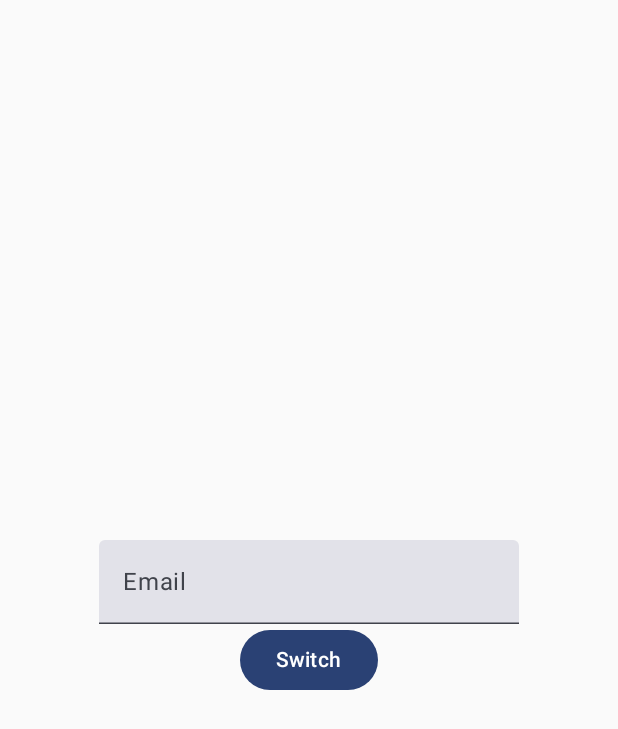
After one commit to 7yes/C25a, an Android app built with Jetpack Compose: the TwoComposableScreen screen opened through its navigation route, on a phone screen of 412 x 824 dp. The commit adds this screen. Shown: the top 729 px of the screen. Run offline under Robolectric (Android 15) with nearby library versions, the phone set to English and light mode, and no system bars; our stand-ins replace Dagger/Hilt's generated code; network calls fail.

Commit message:
twoComposables

```diff
--- a/app/src/main/java/com/jesse/c25a/MainActivity.kt
+++ b/app/src/main/java/com/jesse/c25a/MainActivity.kt
@@ -27,6 +27,7 @@ import com.jesse.c25a.flows.FlowsScreen
 import com.jesse.c25a.paging3tutorial.presentation.Paging3Screen
 import com.jesse.c25a.qualifier.presentation.QualifierScreen
 import com.jesse.c25a.perritos.PerritosScreen
+import com.jesse.c25a.twocomposable.TwoComposableScreen
 import com.jesse.c25a.ui.theme.C25aTheme
 import dagger.hilt.android.AndroidEntryPoint
 
@@ -69,13 +70,16 @@ class MainActivity : ComponentActivity() {
                     composable(MyScreens.Paging3.name) {
                         Paging3Screen()
                     }
+                    composable(MyScreens.TwoComposable.name) {
+                        TwoComposableScreen()
+                    }
                 }
             }
         }
     }
 
     enum class MyScreens {
-        BaseScreen, Burger, Perritos, Filter, DataStore, Flows, Qualifier, Paging3
+        BaseScreen, Burger, Perritos, Filter, DataStore, Flows, Qualifier, Paging3, TwoComposable
     }
 
     @Composable
--- /dev/null
+++ b/app/src/main/java/com/jesse/c25a/twocomposable/TwoComposableScreen.kt
@@ -0,0 +1,51 @@
+package com.jesse.c25a.twocomposable
+
+import androidx.compose.foundation.layout.Arrangement
+import androidx.compose.foundation.layout.Column
+import androidx.compose.foundation.layout.fillMaxSize
+import androidx.compose.foundation.layout.padding
+import androidx.compose.foundation.text.KeyboardOptions
+import androidx.compose.material3.Button
+import androidx.compose.material3.Text
+import androidx.compose.material3.TextField
+import androidx.compose.runtime.Composable
+import androidx.compose.runtime.getValue
+import androidx.compose.runtime.mutableStateOf
+import androidx.compose.runtime.remember
+import androidx.compose.runtime.setValue
+import androidx.compose.ui.Alignment
+import androidx.compose.ui.Modifier
+import androidx.compose.ui.text.input.KeyboardType
+import androidx.compose.ui.unit.dp
+
+@Composable
+fun TwoComposableScreen() {
+    var show by remember { mutableStateOf(false) }
+    var email by remember { mutableStateOf("") }
+    Column(
+        Modifier
+            .fillMaxSize()
+            .padding(16.dp),
+        verticalArrangement = Arrangement.Center,
+        horizontalAlignment = Alignment.CenterHorizontally
+    ) {
+        My2ndComposable(show, email) {
+            email = it
+        }
+        Button(onClick = { show = !show }) { Text(text = "Switch") }
+    }
+}
+
+@Composable
+fun My2ndComposable(show: Boolean, email: String, newEmail: (String) -> Unit) {
+    if (show) Text(text = email)
+    else TextField(
+        onValueChange = { newEmail(it) },
+        value = email,
+        label = { Text(text = "Email") },
+        placeholder = { Text(text = "Set your email") },
+        singleLine = true,
+        maxLines = 1,
+        keyboardOptions = KeyboardOptions(keyboardType = KeyboardType.Email),
+    )
+}
```
